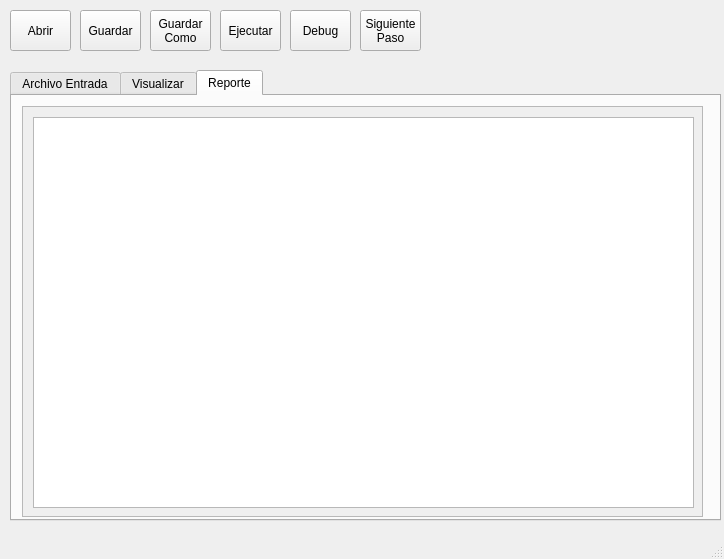
Old version of the form Interfaz/gui.ui in the repository esnorki2008/Interprete.
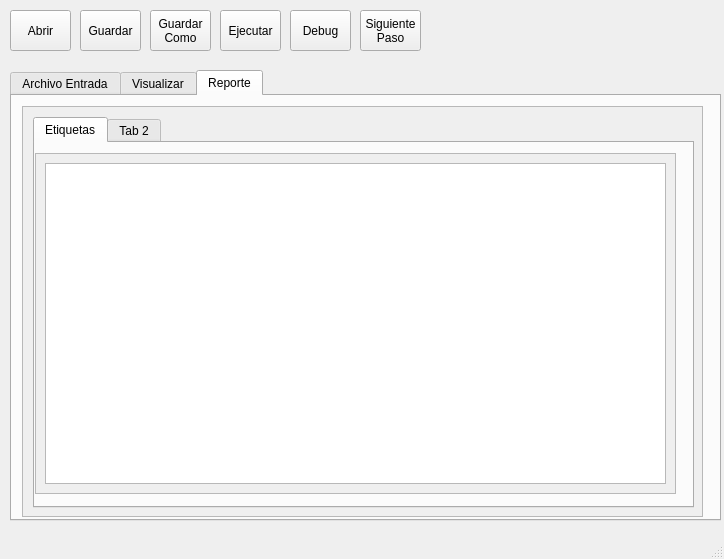
New version of the form. The open tabs and pages were chosen to show the change.

```diff
--- a/Interfaz/gui.ui
+++ b/Interfaz/gui.ui
@@ -294,7 +294,7 @@
          <height>409</height>
         </rect>
        </property>
-       <widget class="QTableWidget" name="tableWidget">
+       <widget class="QTabWidget" name="tabWidget_3">
         <property name="geometry">
          <rect>
           <x>10</x>
@@ -303,6 +303,44 @@
           <height>391</height>
          </rect>
         </property>
+        <widget class="QWidget" name="tab_4">
+         <attribute name="title">
+          <string>Etiquetas</string>
+         </attribute>
+         <widget class="QScrollArea" name="scrollArea_4">
+          <property name="geometry">
+           <rect>
+            <x>0</x>
+            <y>10</y>
+            <width>641</width>
+            <height>341</height>
+           </rect>
+          </property>
+          <property name="widgetResizable">
+           <bool>true</bool>
+          </property>
+          <widget class="QWidget" name="scrollAreaWidgetContents_4">
+           <property name="geometry">
+            <rect>
+             <x>0</x>
+             <y>0</y>
+             <width>639</width>
+             <height>339</height>
+            </rect>
+           </property>
+           <layout class="QVBoxLayout" name="verticalLayout">
+            <item>
+             <widget class="QTableWidget" name="tabla_etiqueta"/>
+            </item>
+           </layout>
+          </widget>
+         </widget>
+        </widget>
+        <widget class="QWidget" name="tab_6">
+         <attribute name="title">
+          <string>Tab 2</string>
+         </attribute>
+        </widget>
        </widget>
       </widget>
      </widget>
```
Left out of the diff: 2 changed lines with no effect on the pictures.
